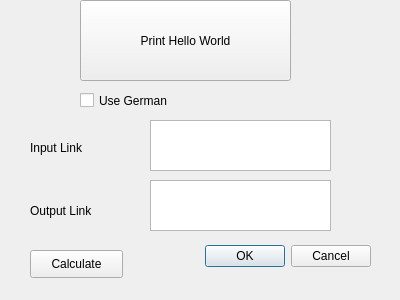
Above: geo_ref_dialog_base.ui from dpakprajul/geo_ref before the change. Below: the same form after it.
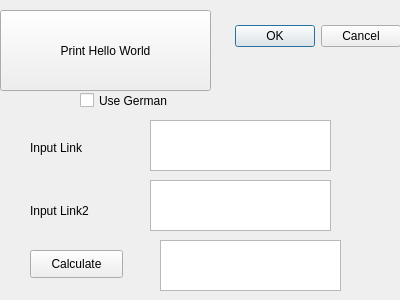
That is the form after the change.

Commit message: toolbox created

The edit to the form file:
```diff
--- a/geo_ref_dialog_base.ui
+++ b/geo_ref_dialog_base.ui
@@ -16,8 +16,8 @@
   <widget class="QDialogButtonBox" name="buttonBox">
    <property name="geometry">
     <rect>
-     <x>30</x>
-     <y>240</y>
+     <x>60</x>
+     <y>20</y>
      <width>341</width>
      <height>32</height>
     </rect>
@@ -32,8 +32,8 @@
   <widget class="QPushButton" name="pbPrintHelloWorld">
    <property name="geometry">
     <rect>
-     <x>80</x>
-     <y>0</y>
+     <x>0</x>
+     <y>10</y>
      <width>211</width>
      <height>81</height>
     </rect>
@@ -98,7 +98,7 @@
     </rect>
    </property>
    <property name="text">
-    <string>Output Link</string>
+    <string>Input Link2</string>
    </property>
   </widget>
   <widget class="QPushButton" name="calculateOutput">
@@ -114,6 +114,16 @@
     <string>Calculate</string>
    </property>
   </widget>
+  <widget class="QTextEdit" name="outputLink_2">
+   <property name="geometry">
+    <rect>
+     <x>160</x>
+     <y>240</y>
+     <width>181</width>
+     <height>51</height>
+    </rect>
+   </property>
+  </widget>
  </widget>
  <resources/>
  <connections>
```
The commit also changes 2 other files.
